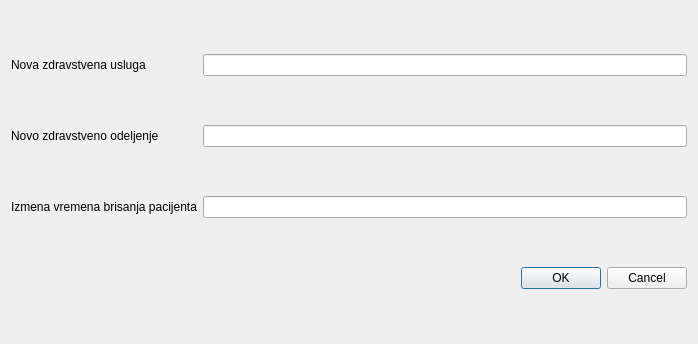
First picture: the form in dialog.ui, repository karadzic1101/Usluzni_program_zdr_usluga, before the edit.
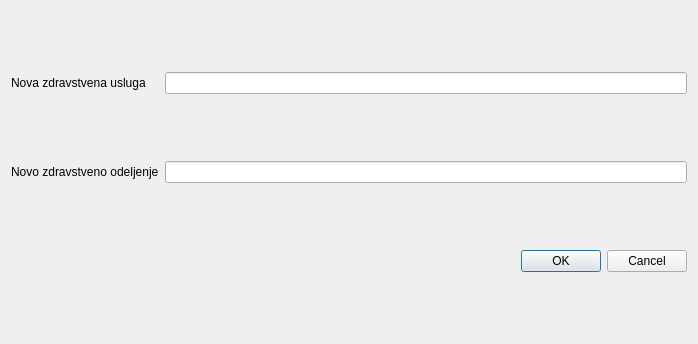
Second picture: the form after the edit.

Diff of the .ui file:
```diff
--- a/dialog.ui
+++ b/dialog.ui
@@ -21,7 +21,7 @@
      </property>
     </widget>
    </item>
-   <item row="3" column="1">
+   <item row="2" column="1">
     <widget class="QDialogButtonBox" name="buttonBox">
      <property name="standardButtons">
       <set>QDialogButtonBox::Cancel|QDialogButtonBox::Ok</set>
@@ -41,16 +41,6 @@
    <item row="1" column="1">
     <widget class="QLineEdit" name="le_odeljenje"/>
    </item>
-   <item row="2" column="0">
-    <widget class="QLabel" name="label_3">
-     <property name="text">
-      <string>Izmena vremena brisanja pacijenta</string>
-     </property>
-    </widget>
-   </item>
-   <item row="2" column="1">
-    <widget class="QLineEdit" name="le_vreme"/>
-   </item>
   </layout>
  </widget>
  <resources/>
```
